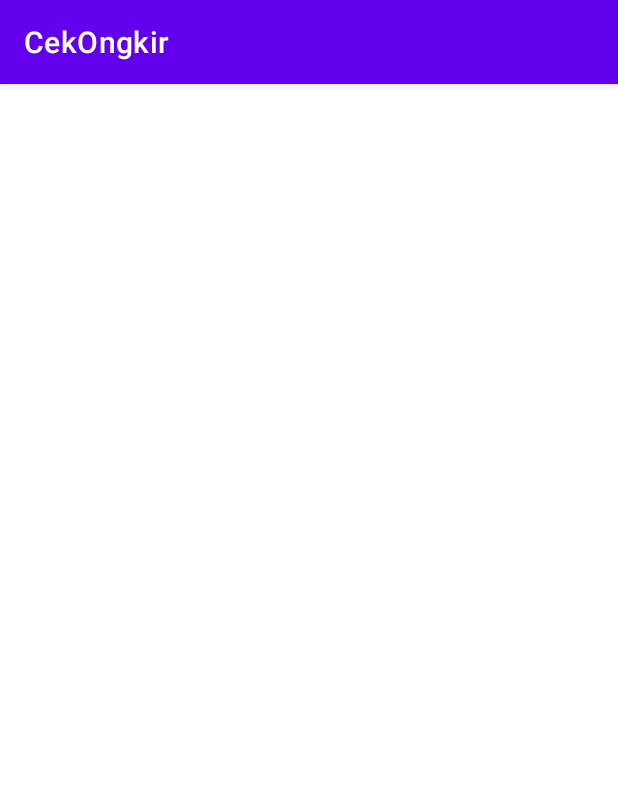
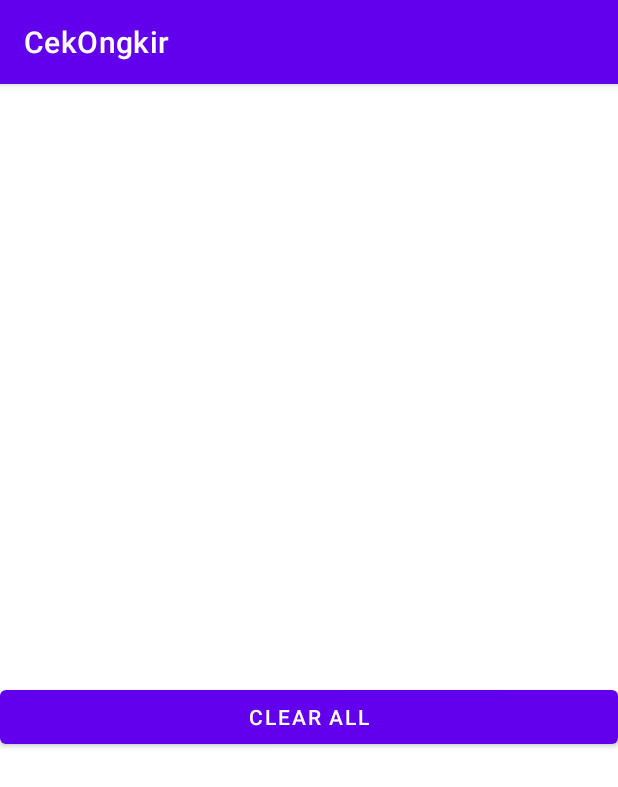
Before and after one commit to andres-sumihe/CekOngkir, an Android app: the NotifActivity screen opened directly, with no data from a screen before it, on a phone screen of 412 x 824 dp. Shown: the top 787 px of the screen. Run offline under Robolectric (Android 15) with nearby library versions, the phone set to English and light mode, and no system bars.

Commit message:
Fix some bugs

```diff
--- a/app/src/main/java/com/andflow/cekongkir/Database.java
+++ b/app/src/main/java/com/andflow/cekongkir/Database.java
@@ -12,7 +12,7 @@ import java.util.HashMap;
 
 public class Database extends SQLiteOpenHelper {
     // static variable
-    private static final int DATABASE_VERSION = 1;
+    private static final int DATABASE_VERSION = 2;
 
     // Database name
     private static final String DATABASE_NAME = "CekOngkir";
@@ -117,7 +117,6 @@ public class Database extends SQLiteOpenHelper {
     public void addRecordNotif(notifModels notifModels){
         SQLiteDatabase db  = getWritableDatabase();
         ContentValues values = new ContentValues();
-        values.put(KEY_NOTIF_NO_ID, notifModels.getNotif_no_id());
         values.put(KEY_JUDUL, notifModels.getJudul());
         values.put(KEY_ISI, notifModels.getIsi());
         db.insert(TABLE_NOTIF, null, values);
--- a/app/src/main/res/layout/activity_notif.xml
+++ b/app/src/main/res/layout/activity_notif.xml
@@ -5,12 +5,19 @@
     android:layout_width="match_parent"
     android:layout_height="match_parent"
     android:orientation="vertical"
-    tools:context=".MainActivity">
+    tools:context=".NotifActivity">
 
     <ListView
         android:id="@+id/serviceListView2"
         android:layout_width="match_parent"
-        android:layout_height="533dp"
+        android:layout_height="398dp"
         android:dividerHeight="1dp" />
 
+    <Button
+        android:onClick="clearAllNotif"
+        android:id="@+id/clearAll"
+        android:layout_width="match_parent"
+        android:layout_height="wrap_content"
+        android:text="Clear All" />
+
 </LinearLayout>
```
Also changed, not shown: app/src/main/java/com/andflow/cekongkir/MainActivity.java (+6 -10 lines), app/src/main/java/com/andflow/cekongkir/NotifActivity.java (+29 -0 lines).
